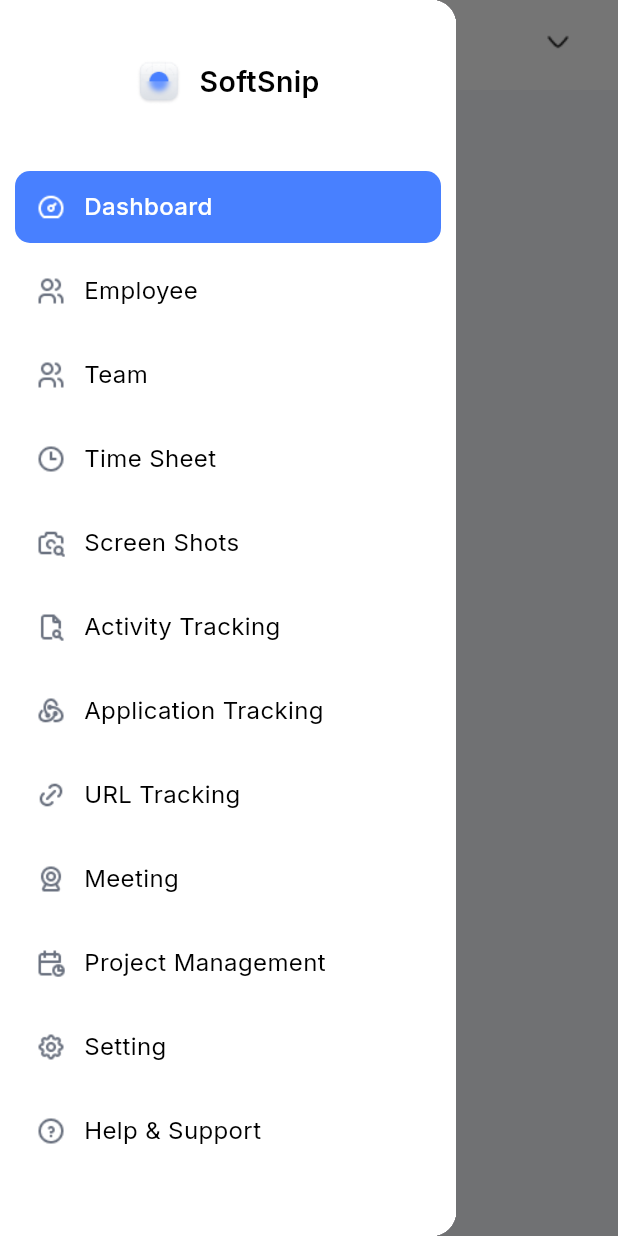
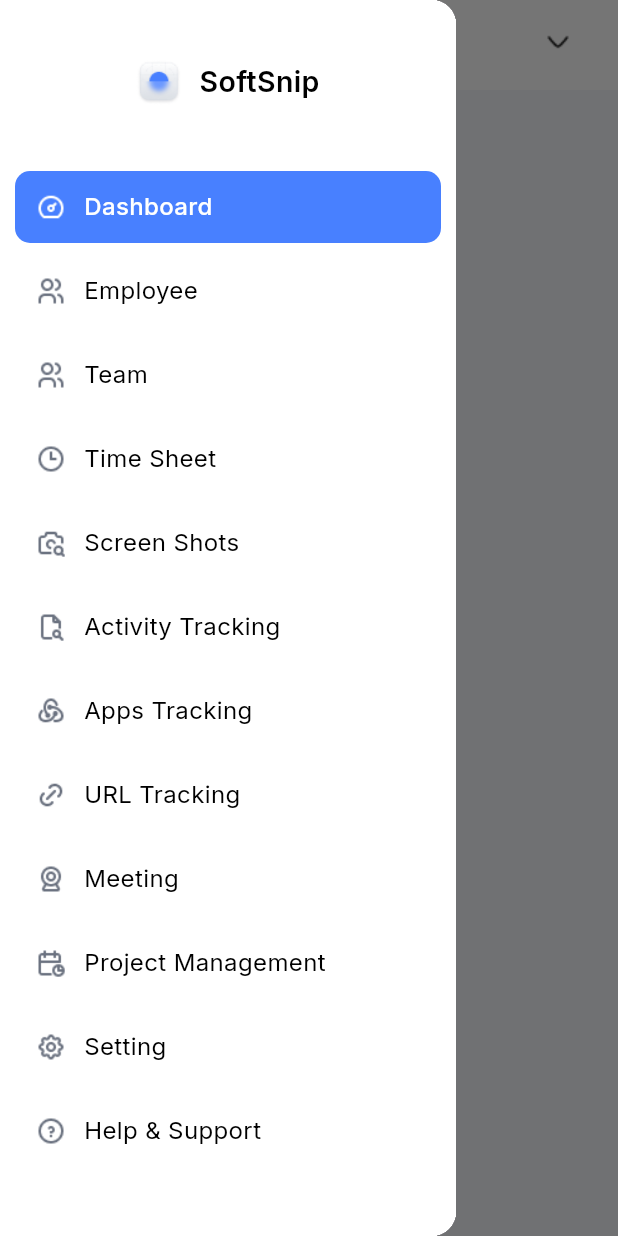
Before and after one commit to huzaifa-huzzi/Employee_monitoring_system, a Flutter app: the SidebarVendorScreen screen opened directly with empty values, with the side drawer open, on a phone screen of 412 x 824 dp. Run offline on Flutter 3.47's test engine with Material 3 defaults, Android fonts, the phone set to English and light mode, and no system bars; our stand-ins replace country_picker, dropdown_button2, fl_chart, flutter_svg, get, go_router and 2 more.

Commit message:
Some of the Change got Done

```diff
--- a/lib/Panel/Vendor/SidebarVendor/SidebarVendorScreen.dart
+++ b/lib/Panel/Vendor/SidebarVendor/SidebarVendorScreen.dart
@@ -144,7 +144,7 @@
                           context,
                           controller,
                           iconPath: IconString.applicationTrackingIcon,
-                          title: "Application Tracking",
+                          title: "Apps Tracking",
                           isCollapsed: isCollapsed,
                           onTap: (val) => context.go('/vendor/ApplicationTracking'),
                           scaffoldKey: _scaffoldKey,
```
